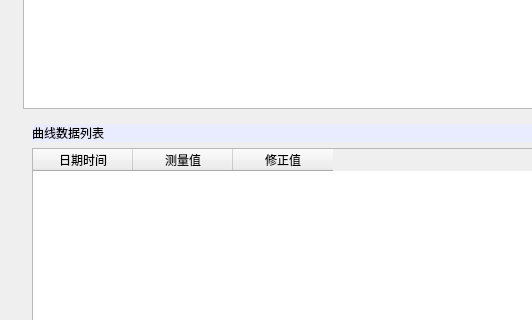
aiyongye/-, file hstorylist.ui: the form before one commit; both pictures show x 0 to 532 and y 407 to 727 of the 1253 by 907 pixel window.
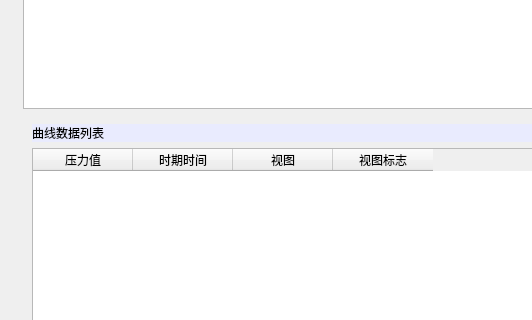
The form after the commit.

Commit message: 界面整改

```diff
--- a/hstorylist.ui
+++ b/hstorylist.ui
@@ -141,17 +141,22 @@
               </property>
               <column>
                <property name="text">
-                <string>日期时间</string>
+                <string>压力值</string>
                </property>
               </column>
               <column>
                <property name="text">
-                <string>测量值</string>
+                <string>时期时间</string>
                </property>
               </column>
               <column>
                <property name="text">
-                <string>修正值</string>
+                <string>视图</string>
+               </property>
+              </column>
+              <column>
+               <property name="text">
+                <string>视图标志</string>
                </property>
               </column>
              </widget>
```
The commit also changes 7 other files.
